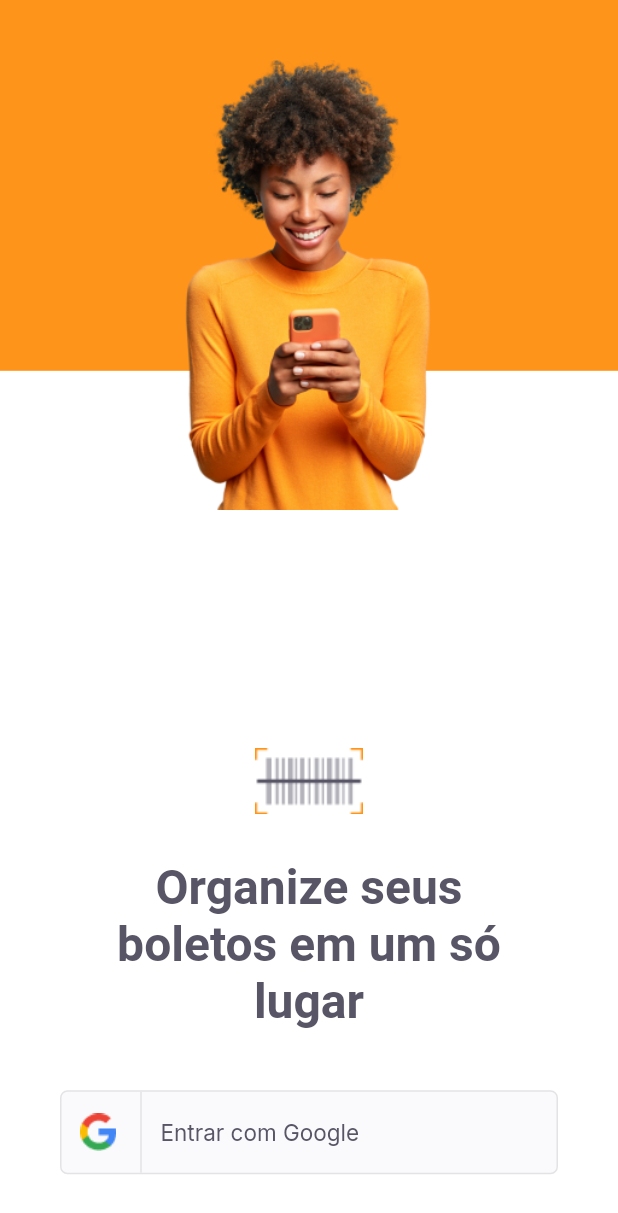
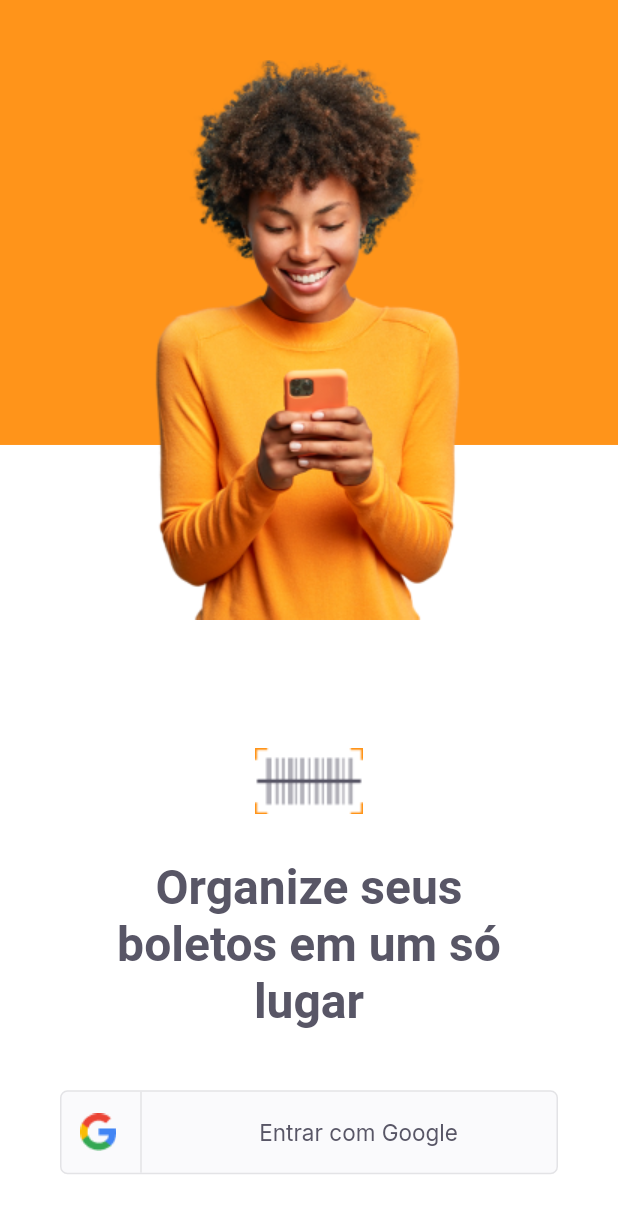
Before and after one commit to CodupTechnologies/Payflow, a Flutter app: the screen it shows after launch, on a phone screen of 412 x 824 dp. Shown: the top 1213 px of the screen. Run offline on Flutter 3.47's test engine with Material 2 defaults, Android fonts, the phone set to English and light mode, and no system bars; our stand-ins replace firebase_core, google_fonts, google_sign_in; accounts and stored records are empty.

Commit message:
adicionando novas propriedades
concluindo a configuração do firebase

```diff
--- a/playflow/lib/modules/login/login_page.dart
+++ b/playflow/lib/modules/login/login_page.dart
@@ -24,7 +24,7 @@ class _LoginPageState extends State<LoginPage> {
         child: Stack(children: [
           Container(
               width: size.width,
-              height: size.height * 0.3,
+              height: size.height * 0.36  ,
               color: AppColors.primary),
           Positioned(
               top: 40,
@@ -33,7 +33,7 @@ class _LoginPageState extends State<LoginPage> {
               child: Image.asset(
                 AppImages.person,
                 width: 208,
-                height: 300,
+                height: 373,
               )), //person
           Positioned(
             bottom: size.height * 0.05,
--- a/playflow/lib/shared/widgets/social_login_button.dart
+++ b/playflow/lib/shared/widgets/social_login_button.dart
@@ -37,9 +37,13 @@ class SocialLoginButton extends StatelessWidget {
               )),
           Expanded(
             flex: 4,
-            child: Text(
-              "Entrar com Google",
-              style: AppTextStyles.buttonGray,
+            child: Row(
+              mainAxisAlignment: MainAxisAlignment.center,
+              children:[
+                Text(
+                "Entrar com Google",
+                style: AppTextStyles.buttonGray,
+              )]
             ),
           )
         ]),
```
Also changed, not shown: playflow/lib/firebase_options.dart, playflow/package-lock.json (added), 1 other file.
